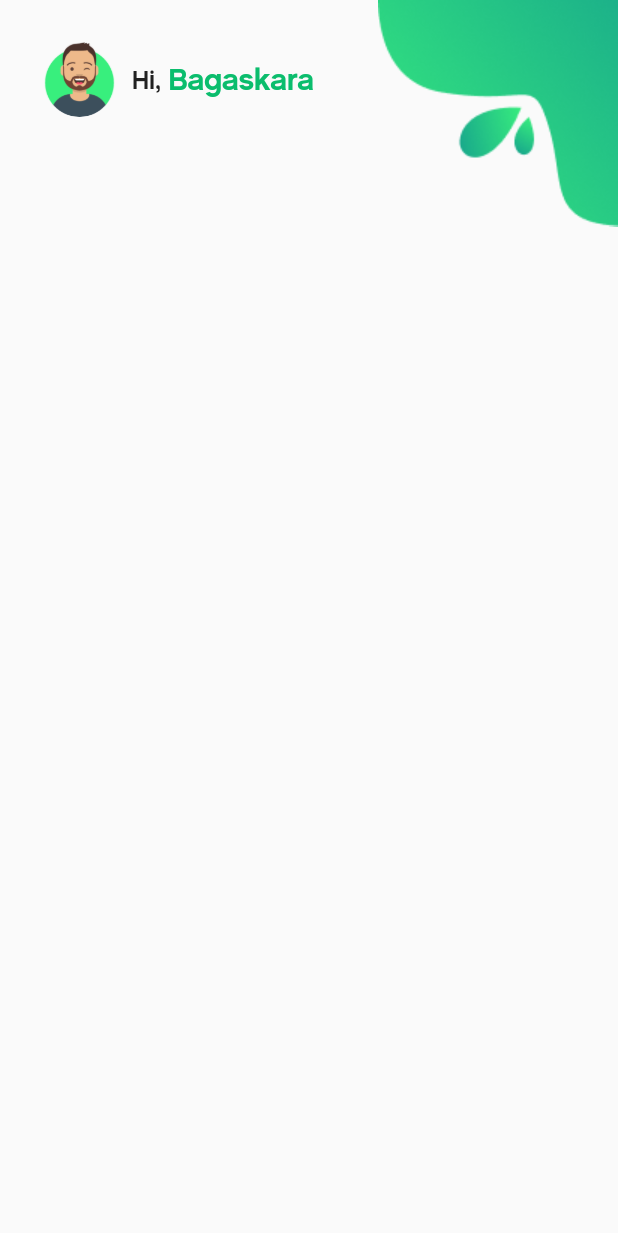
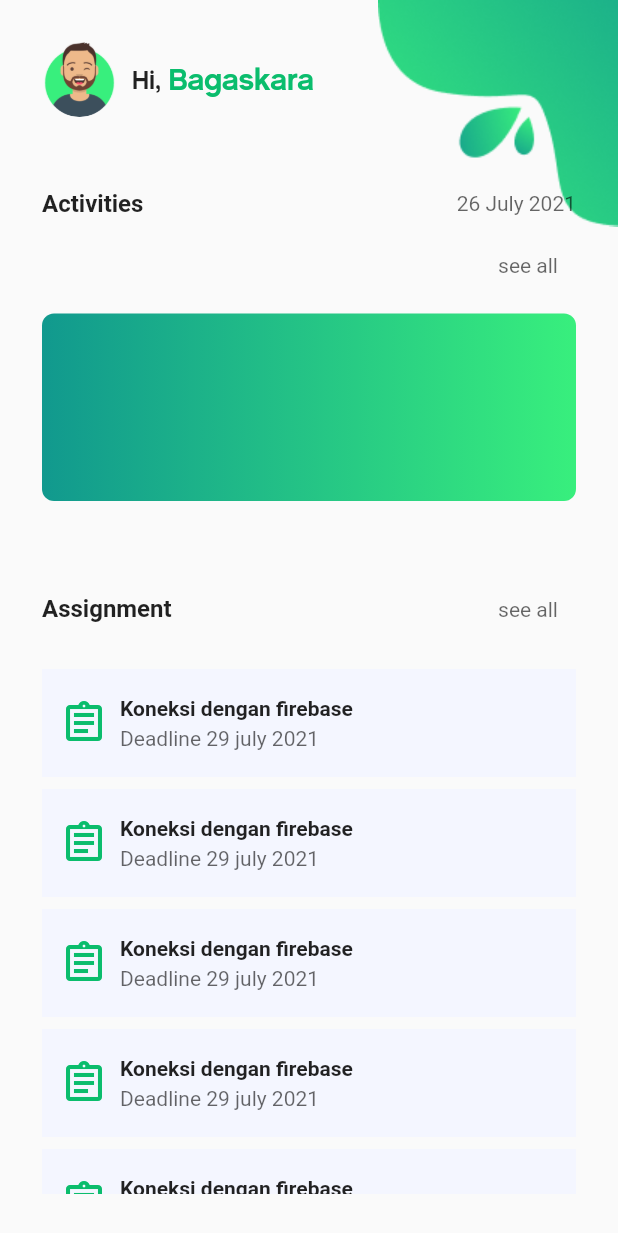
Before and after one commit to Yudas1337/dailyapp, a Flutter app: the HomeScreen screen opened directly, on a phone screen of 412 x 824 dp. Shown: the top 1233 px of the screen. Run offline on Flutter 3.47's test engine with Material 2 defaults, Android fonts, the phone set to English and light mode, and no system bars; our stand-ins replace shared_preferences; accounts and stored records are empty.

Commit message:
assignmentScreen,fix homeScreen

```diff
--- /dev/null
+++ b/lib/components/AssignmentCard.dart
@@ -0,0 +1,53 @@
+import 'package:flutter/material.dart';
+
+class AssignmentCard extends StatelessWidget {
+  const AssignmentCard({
+    Key? key,
+  }) : super(key: key);
+
+  @override
+  Widget build(BuildContext context) {
+    return Container(
+      margin: EdgeInsets.only(bottom: 8),
+      padding: EdgeInsets.all(12),
+      height: 72,
+      decoration: BoxDecoration(
+        color: Color.fromRGBO(244, 246, 255, 1),
+      ),
+      child: Row(
+        children: [
+          Icon(
+            Icons.assignment_outlined,
+            size: 32,
+            color: Color.fromRGBO(11, 189, 109, 1),
+          ),
+          SizedBox(
+            width: 8,
+          ),
+          Expanded(
+            child: Column(
+              crossAxisAlignment: CrossAxisAlignment.start,
+              mainAxisAlignment: MainAxisAlignment.center,
+              children: [
+                Text(
+                  "Koneksi dengan firebase",
+                  style: TextStyle(fontSize: 14, fontWeight: FontWeight.w600),
+                ),
+                SizedBox(
+                  height: 4,
+                ),
+                Text(
+                  "Deadline 29 july 2021",
+                  style: TextStyle(
+                      color: Color.fromRGBO(0, 0, 0, 0.6),
+                      fontSize: 14,
+                      fontWeight: FontWeight.w400),
+                )
+              ],
+            ),
+          ),
+        ],
+      ),
+    );
+  }
+}
--- a/lib/screens/HomeScreen.dart
+++ b/lib/screens/HomeScreen.dart
@@ -1,3 +1,5 @@
+import 'package:dailyapp/components/AssignmentCard.dart';
+import 'package:dailyapp/screens/AssignmentScreen.dart';
 import 'package:dailyapp/themes/UserProfileStyle.dart';
 import 'package:flutter/material.dart';
 
@@ -18,7 +20,8 @@ class _HomeScreenState extends State<HomeScreen> {
             top: 0,
             right: 0,
             child: Image.asset('assets/images/layout/layout-1.png')),
-        Padding(
+        SafeArea(
+          child: Padding(
             padding: const EdgeInsets.all(28.0),
             child: Column(
               children: [
@@ -50,8 +53,96 @@ class _HomeScreenState extends State<HomeScreen> {
                       ],
                     ),
                   ],
+                ),
+                SizedBox(
+                  height: 48,
+                ),
+                Row(
+                  mainAxisAlignment: MainAxisAlignment.spaceBetween,
+                  children: [
+                    Text("Activities",
+                        style: TextStyle(
+                            fontSize: 16, fontWeight: FontWeight.w600)),
+                    Text(
+                      '26 July 2021',
+                      style: TextStyle(color: Color.fromRGBO(0, 0, 0, 0.6)),
+                    ),
+                  ],
+                ),
+                SizedBox(
+                  height: 8,
+                ),
+                Row(
+                  mainAxisAlignment: MainAxisAlignment.end,
+                  children: [
+                    TextButton(
+                      child: Text(
+                        'see all',
+                        style: TextStyle(fontWeight: FontWeight.w400),
+                      ),
+                      onPressed: () {
+                        Navigator.push(
+                            context,
+                            MaterialPageRoute(
+                                builder: (context) => AssignmentScreen()));
+                      },
+                      style: TextButton.styleFrom(
+                        primary: Color.fromRGBO(0, 0, 0, 0.6),
+                      ),
+                    ),
+                  ],
+                ),
+                SizedBox(
+                  height: 8,
+                ),
+                Container(
+                  width: MediaQuery.of(context).size.width,
+                  height: 125,
+                  decoration: BoxDecoration(
+                      borderRadius: BorderRadius.circular(8),
+                      gradient: LinearGradient(colors: [
+                        Color.fromRGBO(17, 153, 142, 1),
+                        Color.fromRGBO(56, 239, 125, 1)
+                      ])),
+                ),
+                SizedBox(
+                  height: 48,
+                ),
+                Row(
+                  mainAxisAlignment: MainAxisAlignment.spaceBetween,
+                  children: [
+                    Text("Assignment",
+                        style: TextStyle(
+                            fontSize: 16, fontWeight: FontWeight.w600)),
+                    TextButton(
+                      child: Text(
+                        'see all',
+                        style: TextStyle(fontWeight: FontWeight.w400),
+                      ),
+                      onPressed: () {
+                        Navigator.push(
+                            context,
+                            MaterialPageRoute(
+                                builder: (context) => AssignmentScreen()));
+                      },
+                      style: TextButton.styleFrom(
+                        primary: Color.fromRGBO(0, 0, 0, 0.6),
+                      ),
+                    ),
+                  ],
+                ),
+                SizedBox(
+                  height: 16,
+                ),
+                Expanded(
+                  child: ListView.builder(
+                      itemCount: 5,
+                      itemBuilder: (item, index) {
+                        return AssignmentCard();
+                      }),
                 )
               ],
+            ),
           ),
         ),
       ],
--- a/lib/screens/WelcomeScreen.dart
+++ b/lib/screens/WelcomeScreen.dart
@@ -1,3 +1,5 @@
+import 'package:dailyapp/screens/AssignmentScreen.dart';
+import 'package:dailyapp/screens/HomeScreen.dart';
 import 'package:dailyapp/themes/WelcomeScreenStyle.dart';
 import 'package:flutter/material.dart';
 import 'package:flutter/services.dart';
@@ -58,8 +60,7 @@ class _WelcomeScreenState extends State<WelcomeScreen> {
                     onPressed: () {
                       Navigator.pushReplacement(
                         context,
-                        MaterialPageRoute(
-                            builder: (context) => WelcomeScreen()),
+                        MaterialPageRoute(builder: (context) => HomeScreen()),
                       );
                     },
                     child: Text('Get Started'),
```
Also changed, not shown: lib/screens/AssignmentScreen.dart (added, +59 -0 lines). Lines whose indentation alone changed are shown as unchanged.
